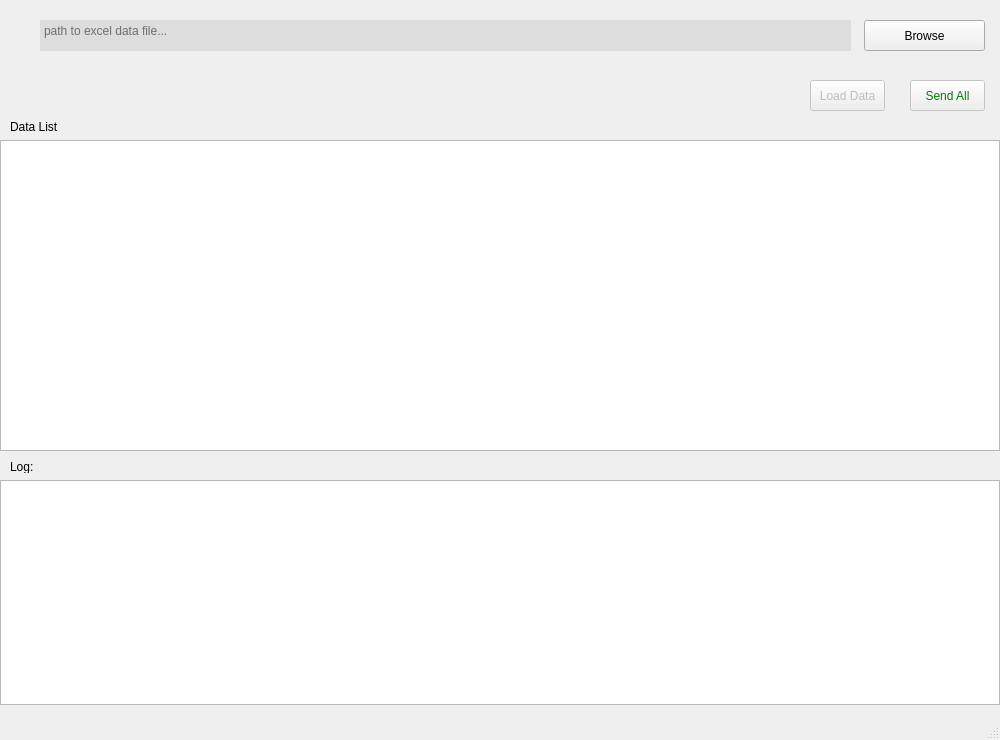
Before: the Qt Designer form gui/resource/main_stage.ui in nmhillusion/py-send-template-mail, drawn with Qt 5.
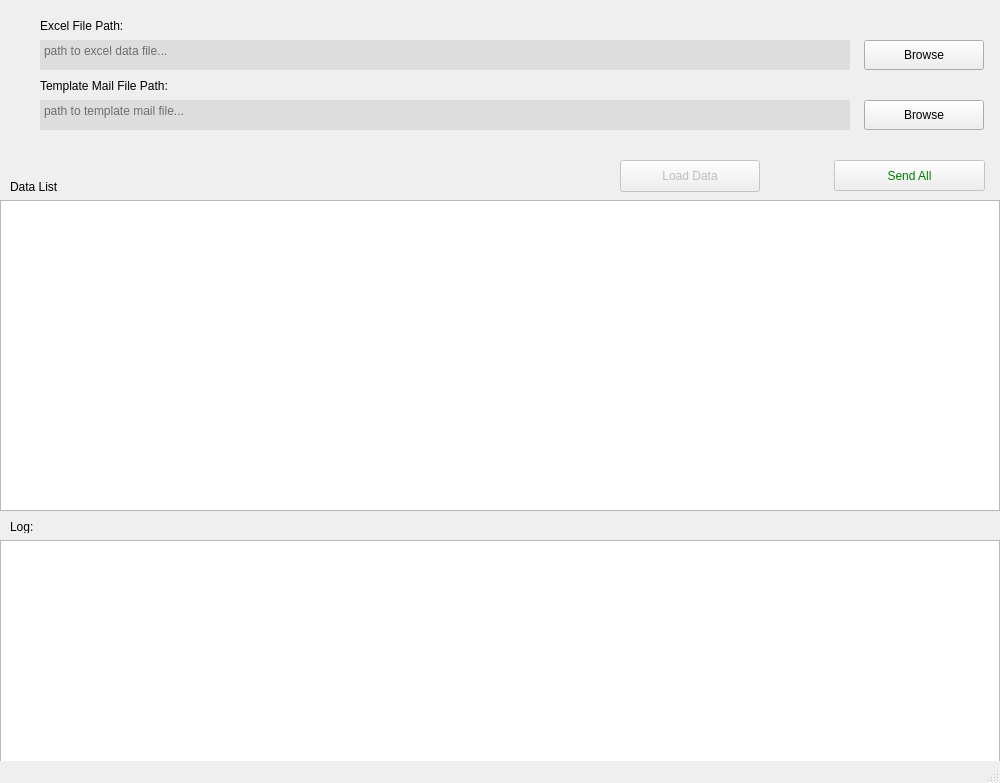
After: the same form once the commit is applied.

Commit message: add chosen template file

```diff
--- a/gui/resource/main_stage.ui
+++ b/gui/resource/main_stage.ui
@@ -7,7 +7,7 @@
     <x>0</x>
     <y>0</y>
     <width>1000</width>
-    <height>740</height>
+    <height>783</height>
    </rect>
   </property>
   <property name="sizePolicy">
@@ -26,10 +26,10 @@
     </property>
     <property name="geometry">
      <rect>
-      <x>810</x>
-      <y>80</y>
-      <width>75</width>
-      <height>31</height>
+      <x>620</x>
+      <y>160</y>
+      <width>140</width>
+      <height>32</height>
      </rect>
     </property>
     <property name="text">
@@ -43,11 +43,23 @@
     <property name="geometry">
      <rect>
       <x>40</x>
-      <y>20</y>
-      <width>811</width>
-      <height>31</height>
+      <y>40</y>
+      <width>810</width>
+      <height>30</height>
      </rect>
     </property>
+    <property name="sizePolicy">
+     <sizepolicy hsizetype="Expanding" vsizetype="Minimum">
+      <horstretch>0</horstretch>
+      <verstretch>0</verstretch>
+     </sizepolicy>
+    </property>
+    <property name="layoutDirection">
+     <enum>Qt::LeftToRight</enum>
+    </property>
+    <property name="styleSheet">
+     <string>border: solid 1px green; background-color: #ddd;</string>
+    </property>
     <property name="readOnly">
      <bool>true</bool>
     </property>
@@ -67,9 +79,9 @@
     </property>
     <property name="geometry">
      <rect>
-      <x>910</x>
-      <y>80</y>
-      <width>75</width>
+      <x>834</x>
+      <y>160</y>
+      <width>151</width>
       <height>31</height>
      </rect>
     </property>
@@ -84,7 +96,7 @@
     <property name="geometry">
      <rect>
       <x>0</x>
-      <y>140</y>
+      <y>200</y>
       <width>1000</width>
       <height>311</height>
      </rect>
@@ -115,9 +127,9 @@
     <property name="geometry">
      <rect>
       <x>864</x>
-      <y>20</y>
-      <width>121</width>
-      <height>31</height>
+      <y>40</y>
+      <width>120</width>
+      <height>30</height>
      </rect>
     </property>
     <property name="text">
@@ -128,7 +140,7 @@
     <property name="geometry">
      <rect>
       <x>0</x>
-      <y>480</y>
+      <y>540</y>
       <width>1000</width>
       <height>225</height>
      </rect>
@@ -138,7 +150,7 @@
     <property name="geometry">
      <rect>
       <x>10</x>
-      <y>460</y>
+      <y>520</y>
       <width>47</width>
       <height>13</height>
      </rect>
@@ -151,7 +163,7 @@
     <property name="geometry">
      <rect>
       <x>10</x>
-      <y>120</y>
+      <y>180</y>
       <width>47</width>
       <height>13</height>
      </rect>
@@ -160,6 +172,73 @@
      <string>Data List:</string>
     </property>
    </widget>
+   <widget class="QTextEdit" name="inpTemplateFilePath">
+    <property name="geometry">
+     <rect>
+      <x>40</x>
+      <y>100</y>
+      <width>810</width>
+      <height>30</height>
+     </rect>
+    </property>
+    <property name="sizePolicy">
+     <sizepolicy hsizetype="Expanding" vsizetype="Minimum">
+      <horstretch>0</horstretch>
+      <verstretch>0</verstretch>
+     </sizepolicy>
+    </property>
+    <property name="readOnly">
+     <bool>true</bool>
+    </property>
+    <property name="cursorWidth">
+     <number>0</number>
+    </property>
+    <property name="styleSheet">
+     <string>border: solid 1px green; background-color: #ddd;</string>
+    </property>
+    <property name="placeholderText">
+     <string>path to template mail file...</string>
+    </property>
+   </widget>
+   <widget class="QPushButton" name="btnBrowseTemplate">
+    <property name="geometry">
+     <rect>
+      <x>864</x>
+      <y>100</y>
+      <width>120</width>
+      <height>30</height>
+     </rect>
+    </property>
+    <property name="text">
+     <string>Browse</string>
+    </property>
+   </widget>
+   <widget class="QLabel" name="label_3">
+    <property name="geometry">
+     <rect>
+      <x>40</x>
+      <y>10</y>
+      <width>121</width>
+      <height>31</height>
+     </rect>
+    </property>
+    <property name="text">
+     <string>Excel File Path:</string>
+    </property>
+   </widget>
+   <widget class="QLabel" name="label_4">
+    <property name="geometry">
+     <rect>
+      <x>40</x>
+      <y>75</y>
+      <width>151</width>
+      <height>21</height>
+     </rect>
+    </property>
+    <property name="text">
+     <string>Template Mail File Path:</string>
+    </property>
+   </widget>
   </widget>
   <widget class="QMenuBar" name="menubar">
    <property name="geometry">
```
Left out of the diff: 8 changed lines with no effect on the pictures. The commit also changes 3 other files.
